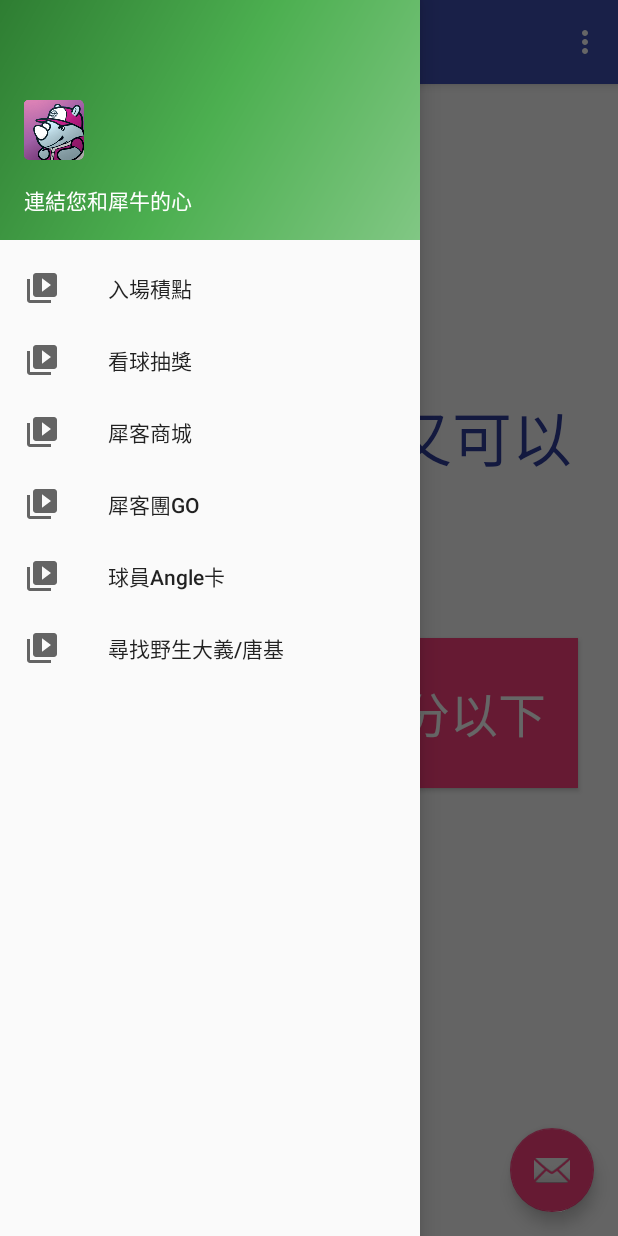
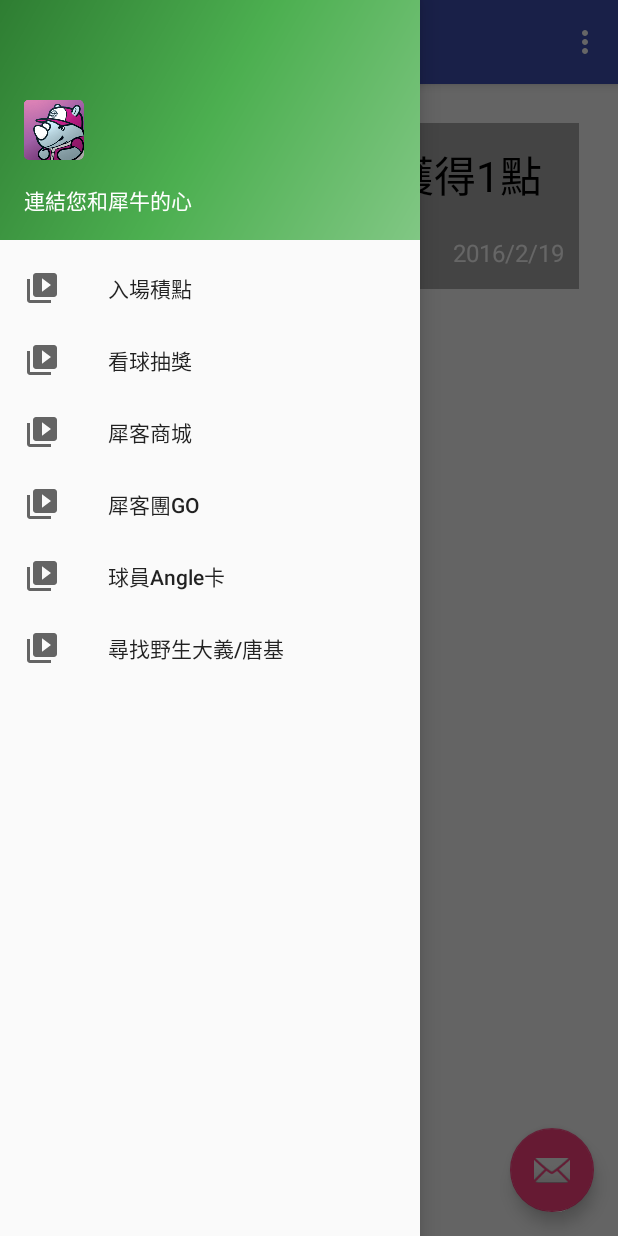
Before and after one commit to soon530/rhinos-android, an Android app: the screen it shows after launch (MainActivity), with the side drawer open, on a phone screen of 412 x 824 dp. Run offline under Robolectric (Android 15) with nearby library versions, the phone set to English and light mode, and no system bars.

Commit message:
Add point layout.

```diff
--- a/app/src/main/java/tw/com/rhinos/MainActivity.java
+++ b/app/src/main/java/tw/com/rhinos/MainActivity.java
@@ -98,7 +98,7 @@ public class MainActivity extends AppCompatActivity
 
         switch (itemId) {
             case R.id.nav_point:
-                fragment = AwardFragment.newInstance(itemId);
+                fragment = PointFragment.newInstance(itemId);
                 break;
 
             case R.id.nav_award:
@@ -106,26 +106,26 @@ public class MainActivity extends AppCompatActivity
                 break;
 
             case R.id.nav_store:
-                fragment = AwardFragment.newInstance(itemId);
+                fragment = PointFragment.newInstance(itemId);
                 break;
 
             case R.id.nav_group:
-                fragment = AwardFragment.newInstance(itemId);
+                fragment = PointFragment.newInstance(itemId);
                 showTaost();
                 break;
 
             case R.id.nav_card:
-                fragment = AwardFragment.newInstance(itemId);
+                fragment = PointFragment.newInstance(itemId);
                 showTaost();
                 break;
 
             case R.id.nav_find:
-                fragment = AwardFragment.newInstance(itemId);
+                fragment = PointFragment.newInstance(itemId);
                 showTaost();
                 break;
 
             default: // R.id.nav_home
-                fragment = AwardFragment.newInstance(itemId);
+                fragment = PointFragment.newInstance(itemId);
                 break;
         }
 
--- /dev/null
+++ b/app/src/main/java/tw/com/rhinos/PointFragment.java
@@ -0,0 +1,43 @@
+package tw.com.rhinos;
+
+
+import android.os.Bundle;
+import android.support.v4.app.Fragment;
+import android.view.LayoutInflater;
+import android.view.View;
+import android.view.ViewGroup;
+
+
+public class PointFragment extends Fragment {
+    private static final String ITEM_ID = "item_id";
+    private int mItemId;
+
+    public PointFragment() {
+        // Required empty public constructor
+    }
+
+    public static PointFragment newInstance(int itemId) {
+        PointFragment fragment = new PointFragment();
+        Bundle args = new Bundle();
+        args.putInt(ITEM_ID, itemId);
+        fragment.setArguments(args);
+        return fragment;
+    }
+
+    @Override
+    public void onCreate(Bundle savedInstanceState) {
+        super.onCreate(savedInstanceState);
+        if (getArguments() != null) {
+            mItemId = getArguments().getInt(ITEM_ID);
+        }
+    }
+
+    @Override
+    public View onCreateView(LayoutInflater inflater, ViewGroup container,
+                             Bundle savedInstanceState) {
+        View rootView = inflater.inflate(R.layout.fragment_point, container, false);
+        return rootView;
+    }
+
+
+}
--- /dev/null
+++ b/app/src/main/res/layout/fragment_point.xml
@@ -0,0 +1,92 @@
+<LinearLayout xmlns:android="http://schemas.android.com/apk/res/android"
+    android:layout_width="match_parent"
+    android:layout_height="match_parent"
+    android:orientation="vertical">
+
+    <LinearLayout
+        android:layout_width="match_parent"
+        android:layout_height="wrap_content"
+        android:layout_margin="10dp"
+        android:background="@android:color/darker_gray"
+        android:orientation="horizontal">
+
+        <ImageView
+            android:layout_width="100dp"
+            android:layout_height="100dp"
+            android:layout_margin="5dp"
+            android:src="@mipmap/ic_launcher" />
+
+        <LinearLayout
+            android:layout_width="match_parent"
+            android:layout_height="match_parent"
+            android:gravity="center"
+            android:orientation="vertical">
+
+            <TextView
+                android:layout_width="wrap_content"
+                android:layout_height="wrap_content"
+                android:text="恭喜您! 獲得1點"
+                android:textColor="@android:color/black"
+                android:textSize="28sp" />
+
+            <TextView
+                android:layout_width="wrap_content"
+                android:layout_height="wrap_content"
+                android:layout_gravity="right"
+                android:layout_marginRight="10dp"
+                android:layout_marginTop="20dp"
+                android:text="2016/2/19"
+                android:textColor="@android:color/white"
+                android:textSize="16sp" />
+
+
+        </LinearLayout>
+
+
+    </LinearLayout>
+
+    <LinearLayout
+        android:id="@+id/point2_card"
+        android:layout_width="match_parent"
+        android:layout_height="wrap_content"
+        android:layout_margin="10dp"
+        android:background="@android:color/darker_gray"
+        android:orientation="horizontal"
+        android:visibility="gone">
+
+        <ImageView
+            android:layout_width="100dp"
+            android:layout_height="100dp"
+            android:layout_margin="5dp"
+            android:src="@mipmap/ic_launcher" />
+
+        <LinearLayout
+            android:layout_width="match_parent"
+            android:layout_height="match_parent"
+            android:gravity="center"
+            android:orientation="vertical">
+
+            <TextView
+                android:layout_width="wrap_content"
+                android:layout_height="wrap_content"
+                android:text="恭喜您! 獲得1點"
+                android:textColor="@android:color/black"
+                android:textSize="28sp" />
+
+            <TextView
+                android:id="@+id/point2_time"
+                android:layout_width="wrap_content"
+                android:layout_height="wrap_content"
+                android:layout_gravity="right"
+                android:layout_marginRight="10dp"
+                android:layout_marginTop="20dp"
+                android:text="2016/2/19"
+                android:textColor="@android:color/white"
+                android:textSize="16sp" />
+
+        </LinearLayout>
+
+
+    </LinearLayout>
+
+</LinearLayout>
```
